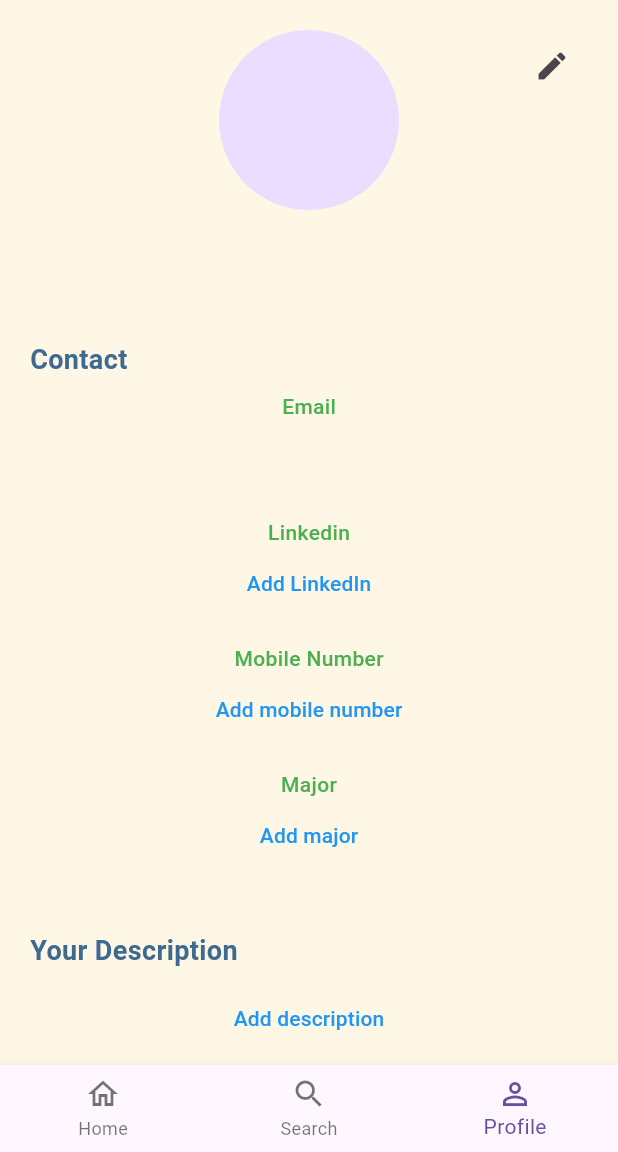
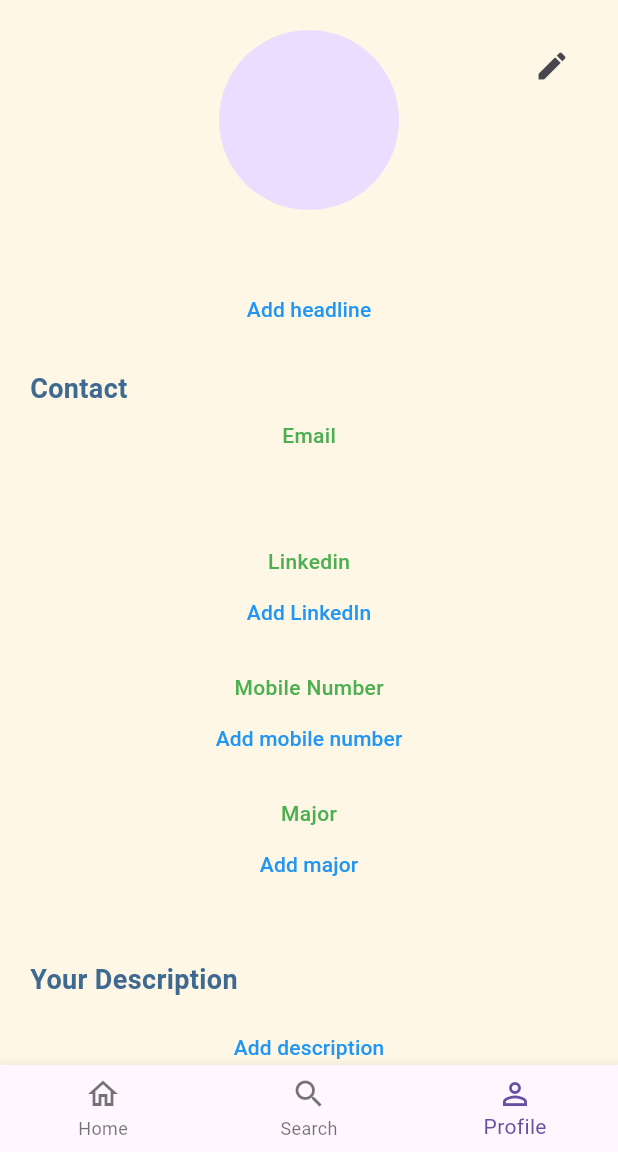
Before and after one commit to Moviles-2025-2-Grupo-Chevere/TalentBridge, a Flutter app: the HomeView screen opened directly, item 3 of the bottom bar chosen, on a phone screen of 412 x 824 dp, the part 84-1236 px from its top. Run offline on Flutter 3.47's test engine with Material 3 defaults, Android fonts, the phone set to English and light mode, and no system bars; our stand-ins replace cloud_firestore, connectivity_plus, firebase_analytics, firebase_auth, firebase_core, firebase_storage and 3 more; accounts and stored records are empty; network calls fail.

Commit message:
Feature: Add headline fallback

```diff
--- a/talent_bridge_fl/lib/views/my-profile/my_profile.dart
+++ b/talent_bridge_fl/lib/views/my-profile/my_profile.dart
@@ -282,17 +282,25 @@ class _MyProfileState extends ConsumerState<MyProfile> {
               ],
             ),
             Row(
+              mainAxisAlignment: MainAxisAlignment.center,
               children: [
-                Expanded(
-                  child: Text(
-                    userEntity?.headline ?? '',
-                    textAlign: TextAlign.center,
-                  ),
-                ),
+                (userEntity?.headline ?? '').isEmpty
+                    ? TextButton(
+                        onPressed: _openEditProfileOverlay,
+                        child: Text(
+                          'Add headline',
+                          style: const TextStyle(color: Colors.blue),
+                        ),
+                      )
+                    : Expanded(
+                        child: Text(
+                          userEntity!.headline!,
+                          textAlign: TextAlign.center,
+                        ),
+                      ),
               ],
             ),
-            const SizedBox(height: 24.0),
-
+            const SizedBox(height: 16.0),
             // Contact section
             const Text(
               'Contact',
```
